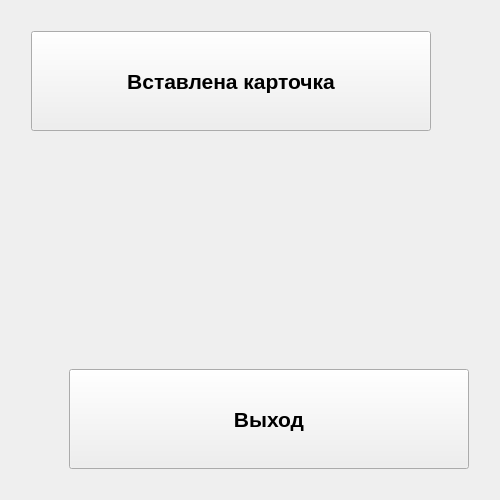
Old version of the form mainwindow.ui in the repository wolandtel/terminal.
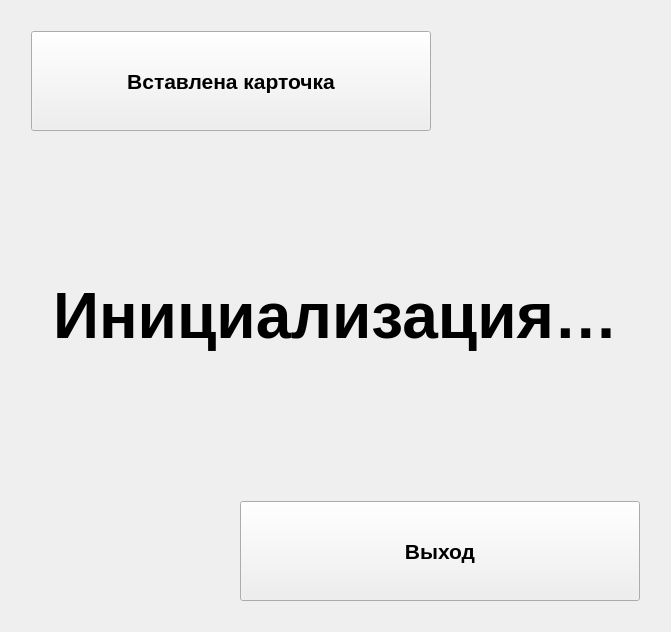
New version of the form.

Commit message: + Выбор поведения в зависимости от билда (дебаг/релиз) + Работа с последовательным портом + Инициализация кардридера

What changed in the file:
```diff
--- a/mainwindow.ui
+++ b/mainwindow.ui
@@ -5,6 +5,14 @@
   <property name="windowModality">
    <enum>Qt::NonModal</enum>
   </property>
+  <property name="geometry">
+   <rect>
+    <x>0</x>
+    <y>0</y>
+    <width>671</width>
+    <height>632</height>
+   </rect>
+  </property>
   <property name="sizePolicy">
    <sizepolicy hsizetype="Maximum" vsizetype="Maximum">
     <horstretch>0</horstretch>
@@ -105,6 +113,94 @@
         <property name="sizeHint" stdset="0">
          <size>
           <width>20</width>
+          <height>20</height>
+         </size>
+        </property>
+       </spacer>
+      </item>
+      <item row="0" column="2">
+       <spacer name="horizontalSpacer_3">
+        <property name="orientation">
+         <enum>Qt::Horizontal</enum>
+        </property>
+        <property name="sizeHint" stdset="0">
+         <size>
+          <width>40</width>
+          <height>20</height>
+         </size>
+        </property>
+       </spacer>
+      </item>
+     </layout>
+    </item>
+    <item>
+     <spacer name="verticalSpacer_4">
+      <property name="orientation">
+       <enum>Qt::Vertical</enum>
+      </property>
+      <property name="sizeHint" stdset="0">
+       <size>
+        <width>20</width>
+        <height>40</height>
+       </size>
+      </property>
+     </spacer>
+    </item>
+    <item>
+     <layout class="QHBoxLayout" name="horizontalLayout">
+      <property name="bottomMargin">
+       <number>0</number>
+      </property>
+      <item>
+       <spacer name="horizontalSpacer_5">
+        <property name="orientation">
+         <enum>Qt::Horizontal</enum>
+        </property>
+        <property name="sizeHint" stdset="0">
+         <size>
+          <width>40</width>
+          <height>20</height>
+         </size>
+        </property>
+       </spacer>
+      </item>
+      <item>
+       <widget class="QLabel" name="stateLb">
+        <property name="maximumSize">
+         <size>
+          <width>800</width>
+          <height>16777215</height>
+         </size>
+        </property>
+        <property name="font">
+         <font>
+          <pointsize>48</pointsize>
+          <weight>75</weight>
+          <bold>true</bold>
+         </font>
+        </property>
+        <property name="text">
+         <string>Инициализация…</string>
+        </property>
+        <property name="alignment">
+         <set>Qt::AlignCenter</set>
+        </property>
+        <property name="wordWrap">
+         <bool>true</bool>
+        </property>
+        <property name="margin">
+         <number>5</number>
+        </property>
+       </widget>
+      </item>
+      <item>
+       <spacer name="horizontalSpacer_6">
+        <property name="orientation">
+         <enum>Qt::Horizontal</enum>
+        </property>
+        <property name="sizeHint" stdset="0">
+         <size>
+          <width>40</width>
           <height>20</height>
          </size>
         </property>
```
Left out of the diff: 13 changed lines with no effect on the pictures. The commit also changes 25 other files.
